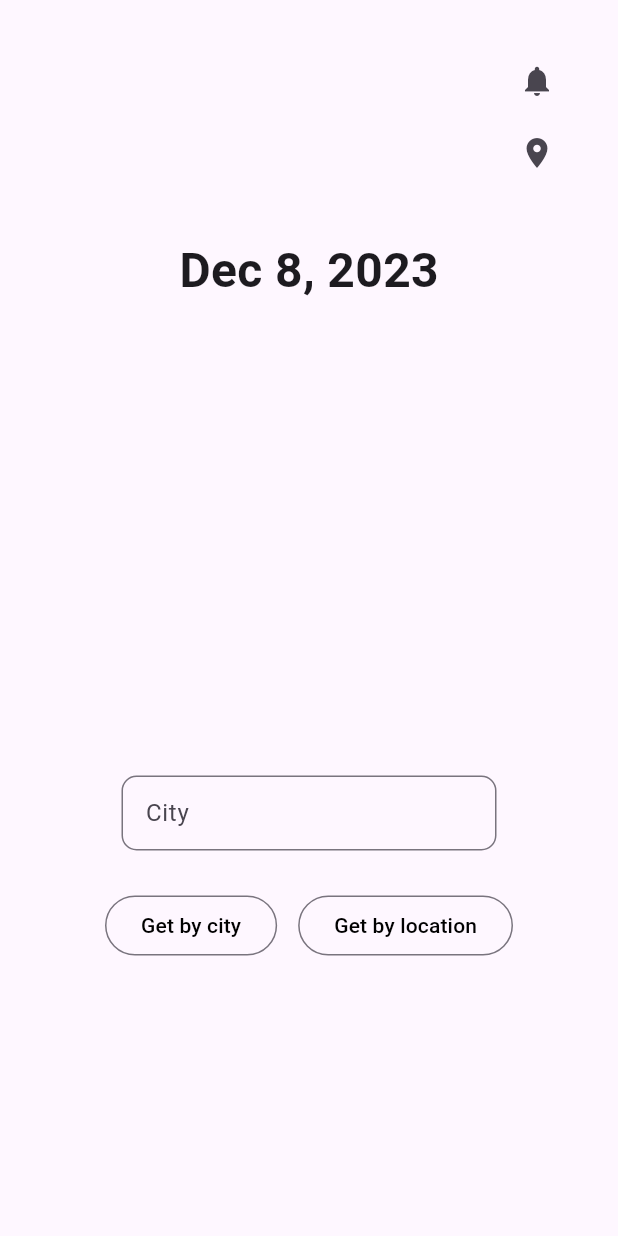
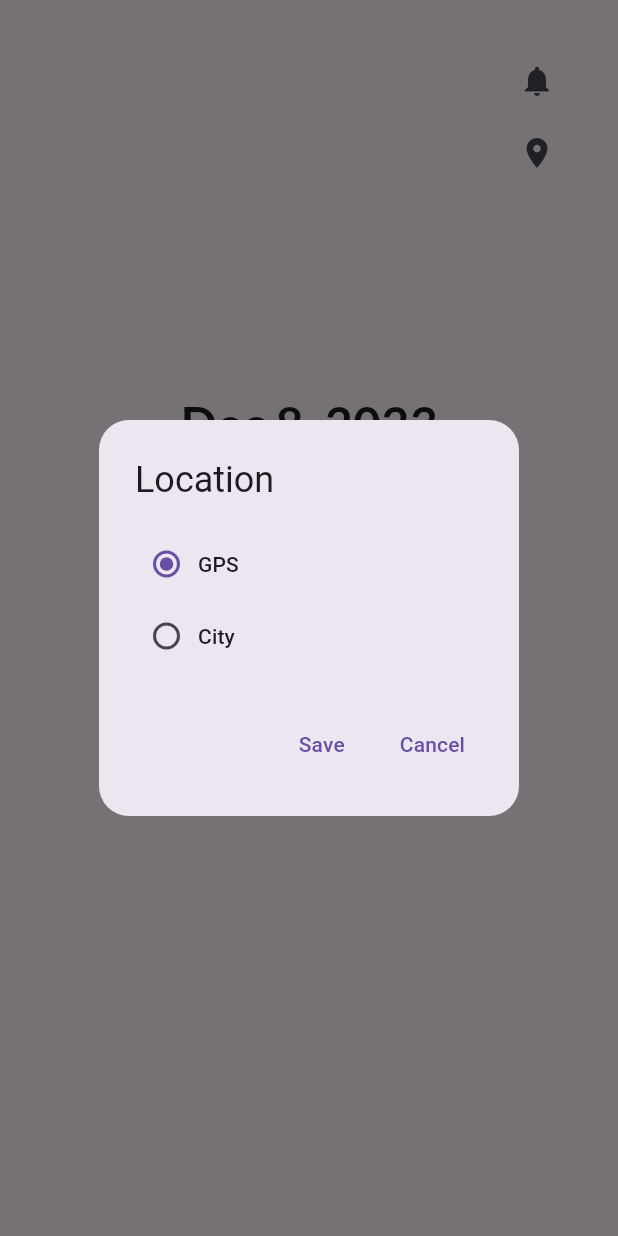
Before and after one commit to aksoyalpi/Prayers, a Flutter app: the screen it shows after launch, on a phone screen of 412 x 824 dp. Run offline on Flutter 3.47's test engine with Material 3 defaults, Android fonts, the phone set to English and light mode, and no system bars; our stand-ins replace awesome_notifications, google_fonts, location, shared_preferences.

Commit message:
location_dialog.dart does work now and times are fetched every time the user goes back to the application

```diff
--- a/lib/location_dialog.dart
+++ b/lib/location_dialog.dart
@@ -14,14 +14,16 @@ class Location extends StatefulWidget {
 
 class _LocationState extends State<Location> {
   TextEditingController cityController = TextEditingController();
-  String location = /*prefs.getString("location")!*/ "Hückelhoven";
-  bool isCity = false;
+
+  String location = prefs.getString("location")!;
+  bool useCity = prefs.getString("location") == "" ? false : true;
 
   @override
   Widget build(BuildContext context) {
     return AlertDialog(
       title: const Text("Location"),
-      shape: const RoundedRectangleBorder(borderRadius: BorderRadius.all(Radius.circular(20))),
+      shape: const RoundedRectangleBorder(
+          borderRadius: BorderRadius.all(Radius.circular(20))),
       content: Column(
           mainAxisSize: MainAxisSize.min,
           mainAxisAlignment: MainAxisAlignment.start,
@@ -29,24 +31,21 @@ class _LocationState extends State<Location> {
           children: [
             RadioMenuButton(
                 value: false,
-                groupValue: isCity,
+                groupValue: useCity,
                 onChanged: (value) => setState(() {
-                  isCity = value!;
+                      useCity = value!;
                     }),
-                child: const Text("GPS")
-            ),
+                child: const Text("GPS")),
             RadioMenuButton(
                 value: true,
-                groupValue: isCity,
+                groupValue: useCity,
                 onChanged: (value) => setState(() {
-                  isCity = value!;
+                      useCity = value!;
                     }),
-                child: const Text("City")
-            ),
-            if(isCity)
-              SizedBox(
-                width: 250,
-                height: 50,
+                child: const Text("City")),
+            if (useCity)
+              Padding(
+                  padding: const EdgeInsets.only(top: 30),
                   child: TextField(
                     controller: cityController,
                     style: GoogleFonts.lato(),
@@ -57,17 +56,16 @@ class _LocationState extends State<Location> {
                       labelText: "City",
                     ),
                     onChanged: (String value) {
-                    pt.city = cityController.text;
+                      location = cityController.text;
                     },
-                ),
-              ),
+                  )),
           ]),
       actions: [
         TextButton(
           child: const Text('Save'),
-          onPressed: (){
-            // TODO: Save changes
-            Navigator.of(context).pop();
+          onPressed: () {
+            useCity ? prefs.setString("location", location) : prefs.setString("location", "");
+            Navigator.of(context).pop("save");
           },
         ),
         TextButton(
--- a/lib/main.dart
+++ b/lib/main.dart
@@ -80,6 +80,17 @@ class _MyHomePageState extends State<MyHomePage> {
     super.initState();
     _notificationIcon =
         notificationIsOn() ? Icons.notifications : Icons.notifications_off;
+    WidgetsBinding.instance
+        .addPostFrameCallback((_) {
+          if(!prefs.containsKey("location")){
+            prefs.setString("location", "");
+            showLocationSetting();
+          } else {
+            setState(() {
+              times = pt.fetchPost(prefs.getString("location")!);
+            });
+          }
+    });
   }
 
   bool notificationIsOn() {
@@ -100,21 +111,9 @@ class _MyHomePageState extends State<MyHomePage> {
         });
   }
 
-  Future<void> getTimeByLocation() async {
-    setState(() {
-      times = pt.fetchPostByLocation();
-    });
-    notify();
-  }
 
-  void getTimesByCity() {
-    setState(() {
-      times = pt.fetchPostByCity();
-    });
-    notify();
-  }
-
-  void showSetting() {
+  /// show setting dialog
+  void showNotificationSetting() {
     showDialog(
             context: context,
             builder: (context) => const Settings(),
@@ -128,12 +127,19 @@ class _MyHomePageState extends State<MyHomePage> {
     });
   }
 
+  /// Show Location dialog
   void showLocationSetting() {
     showDialog(
         context: context,
         builder: (context) => const Location(),
         barrierDismissible: true
-    );
+    ).then((value) {
+      if(value == "save"){
+        setState(() {
+          times = pt.fetchPost(prefs.getString("location")!);
+        });
+      }
+    });
   }
 
   TextEditingController cityController = TextEditingController();
@@ -145,7 +151,7 @@ class _MyHomePageState extends State<MyHomePage> {
         alignment: Alignment.center,
         children: [
           Padding(
-            padding: EdgeInsets.only(right: 30, top: 30),
+            padding: const EdgeInsets.only(right: 30, top: 30),
             child: Align(
                 alignment: Alignment.topRight,
                 child: Column(
@@ -156,7 +162,7 @@ class _MyHomePageState extends State<MyHomePage> {
                         padding: const EdgeInsets.symmetric(vertical: 5),
                         splashColor: Colors.transparent,
                         highlightColor: Colors.transparent,
-                        onPressed: () => showSetting(),
+                        onPressed: () => showNotificationSetting(),
                         icon: Icon(_notificationIcon)
                     ),
                     IconButton(
@@ -170,32 +176,13 @@ class _MyHomePageState extends State<MyHomePage> {
                 )
             ),
           ),
-          /*Align(
-            alignment: Alignment.topRight,
-            child: IconButton(
-                padding: const EdgeInsets.all(30),
-                splashColor: Colors.transparent,
-                highlightColor: Colors.transparent,
-                onPressed: () => showSetting(),
-                icon: Icon(_notificationIcon)),
-          ),
-          Align(
-            alignment: Alignment.topRight,
-            child: IconButton(
-                padding: EdgeInsetsDirectional.fromSTEB(0, 30, 20, 0),
-                splashColor: Colors.transparent,
-                highlightColor: Colors.transparent,
-                onPressed: () => showLocationSetting(),
-                icon: const Icon(Icons.location_on),
-            )),*/
           Column(
             mainAxisAlignment: MainAxisAlignment.spaceEvenly,
             crossAxisAlignment: CrossAxisAlignment.center,
             children: <Widget>[
               Text(
                 DateFormat.yMMMd('en_US').format(DateTime.now()),
-                style:
-                    const TextStyle(fontSize: 32, fontWeight: FontWeight.bold),
+                style: GoogleFonts.lato(fontSize: 32, fontWeight: FontWeight.bold),
               ),
               FutureBuilder(
                   future: times,
@@ -215,38 +202,6 @@ class _MyHomePageState extends State<MyHomePage> {
                       }
                     }
                   }),
-              Column(
-                mainAxisAlignment: MainAxisAlignment.spaceEvenly,
-                children: [
-                  SizedBox(
-                    width: 250,
-                    height: 50,
-                    child: TextField(
-                      controller: cityController,
-                      style: GoogleFonts.lato(),
-                      decoration: const InputDecoration(
-                        border: OutlineInputBorder(
-                            borderRadius:
-                                BorderRadius.all(Radius.circular(10.0))),
-                        labelText: "City",
-                      ),
-                      onChanged: (String value) {
-                        pt.city = cityController.text;
-                      },
-                    ),
-                  ),
-                  SizedBox(
-                      height: 100,
-                      width: 300,
-                      child: Row(
-                        mainAxisAlignment: MainAxisAlignment.spaceEvenly,
-                        children: [
-                          getTimesButton("Get by city", true),
-                          getTimesButton("Get by location", false)
-                        ],
-                      )),
-                ],
-              )
             ],
           )
         ],
@@ -255,6 +210,7 @@ class _MyHomePageState extends State<MyHomePage> {
   }
 
   Widget buildDataWidget(context, snapshot) => Column(
+    key: UniqueKey(),
         mainAxisAlignment: MainAxisAlignment.center,
         crossAxisAlignment: CrossAxisAlignment.center,
         children: [
@@ -367,34 +323,4 @@ class _MyHomePageState extends State<MyHomePage> {
                       ],
                     ))));
 
-  Color getBtnTxtColor() {
-    // Get the current theme data
-    ThemeData currentTheme = Theme.of(context);
-
-    // Determine the text color based on the theme brightness
-    Color btnTxtColor = currentTheme.brightness == Brightness.dark
-        ? Colors.white
-        : Colors.black;
-
-    return btnTxtColor;
-  }
-
-  /// personal button to get Times
-  /// one button for searching with city name;
-  /// other button for searching via location
-  ///
-  /// param:
-  /// text - Text in Button;
-  /// city - boolean if you should search by city
-  Widget getTimesButton(String text, bool city) => OutlinedButton(
-        style: OutlinedButton.styleFrom(
-          shape:
-              RoundedRectangleBorder(borderRadius: BorderRadius.circular(20)),
-          foregroundColor: getBtnTxtColor(),
-        ),
-        onPressed: () => {
-          if (city) {getTimesByCity()} else {getTimeByLocation()}
-        },
-        child: Text(text),
-      );
 }
```
Also changed, not shown: lib/prayer_times.dart (+31 -7 lines). Lines whose indentation alone changed are shown as unchanged.
